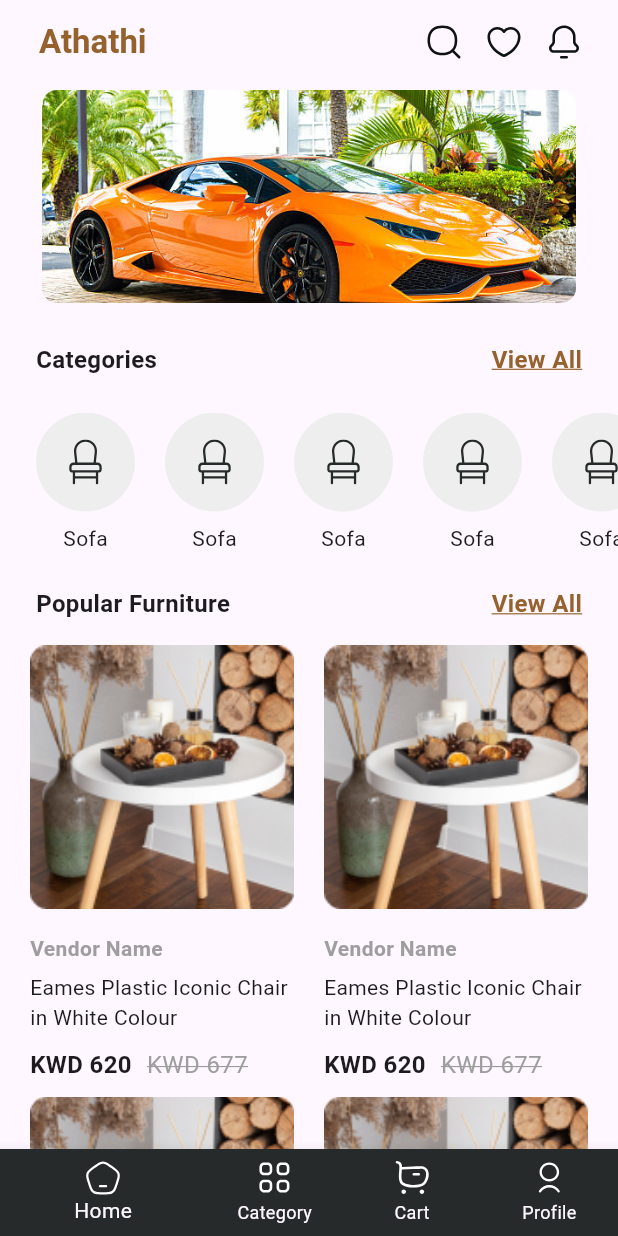
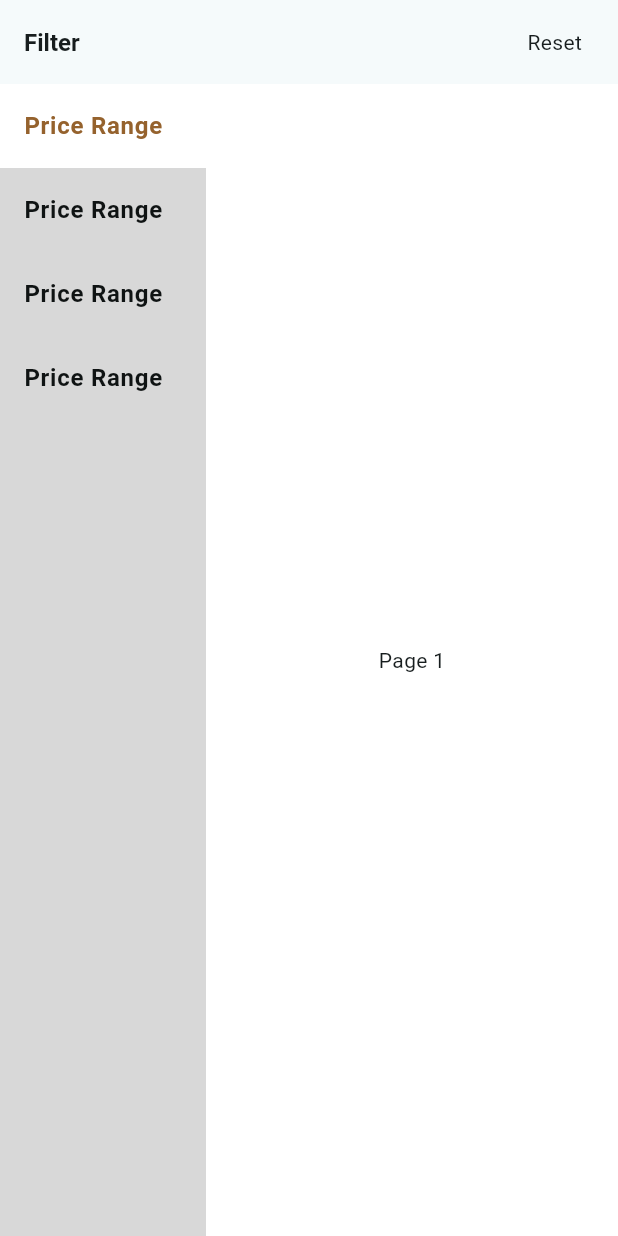
Before and after one commit to Kuldipmaheta/base_furniture, a Flutter app: the screen it shows after launch, on a phone screen of 412 x 824 dp. Run offline on Flutter 3.47's test engine with Material 3 defaults, Android fonts, the phone set to English and light mode, and no system bars; our stand-ins replace carousel_slider, flutter_svg, get, shared_preferences, signature.

Commit message:
pageview update

```diff
--- a/lib/core/constant/app_colors.dart
+++ b/lib/core/constant/app_colors.dart
@@ -8,4 +8,5 @@ class AppColors {
   static const Color kSecondaryColor = Color(0xffEEE2CA);
   static const Color kWhiteColor = Color(0xFFFFFFFF);
   static const Color kGrey100 = Color(0xFFD8D8D8);
+  static const Color kBlack400 = Color(0xFF0F1313);
 }
--- a/lib/core/constant/strings.dart
+++ b/lib/core/constant/strings.dart
@@ -32,6 +32,14 @@ class AppLabels {
   static const ratingLtoH = 'Price: Low to High';
   static const ratingHtoL = 'Price: High to Low';
 
+  // filter
+  static const priceRange = 'Price Range';
+  static const discount = 'Discount';
+  static const vendor = 'Vendor';
+  static const reset = 'Reset';
+  static const close = 'Close';
+  static const apply = 'Apply';
+
   //category
   static const String category = 'Category';
   static const String chair = "Chair";
--- /dev/null
+++ b/lib/features/dashboard/products/screens/filter_screen.dart
@@ -0,0 +1,136 @@
+import 'package:flutter/material.dart';
+import 'package:furniture/core/constant/app_colors.dart';
+import 'package:furniture/core/constant/strings.dart';
+
+import 'package:furniture/design/utils/custom_text.dart';
+
+import '../../../../design/utils/gap.dart';
+
+class FilterScreen extends StatefulWidget {
+  const FilterScreen({super.key});
+
+  @override
+  State<FilterScreen> createState() => _FilterScreenState();
+}
+
+class _FilterScreenState extends State<FilterScreen> {
+  List<Widget> list = <Widget>[
+    // Center(child: FavoritesScreen()),
+    // Center(child: ProductListScreen()),
+    // Center(child: MyOrdersScreen()),
+    Center(child: Text('Page 1')),
+    Center(child: Text('Page 2')),
+    Center(child: Text('Page 3')),
+    Center(child: Text('Page 4')),
+  ];
+  int current = 0;
+
+  double startValue = 0.0;
+  double endValue = 30.0;
+  int selectedIndex = 0;
+  // bool selected = false;
+  PageController controller = PageController();
+
+  @override
+  Widget build(BuildContext context) {
+    return Scaffold(
+      backgroundColor: AppColors.kWhiteColor,
+      appBar: AppBar(
+        title: Text(
+          AppLabels.filter,
+          style: CustomUiText.semiSize16,
+        ),
+        actions: [
+          Text(AppLabels.reset),
+          Gap.gapW24,
+        ],
+      ),
+      body: Row(
+        crossAxisAlignment: CrossAxisAlignment.start,
+        children: [
+          Column(
+            children: [
+              Expanded(
+                child: Container(
+                  // margin: EdgeInsets.only(left: 24),
+                  color: AppColors.kGrey100,
+                  width: MediaQuery.of(context).size.width / 3,
+                  // height: MediaQuery.of(context).size.height,
+                  child: ListView.builder(
+                    itemCount: 4,
+                    itemBuilder: (context, index) {
+                      return Container(
+                        color: index == selectedIndex ? AppColors.kWhiteColor : AppColors.kGrey100,
+                        child: ListTile(
+                          // tileColor: index == 3 ? Colors.blue : Colors.red,
+                          selected: index == selectedIndex,
+                          selectedColor: AppColors.kPrimaryColor,
+                          textColor: AppColors.kBlack400,
+                          onTap: () {
+                            setState(() {
+                              print('price.. $selectedIndex');
+                              selectedIndex = index;
+                              controller.jumpToPage(index);
+                            });
+                          },
+                          title: const Text(AppLabels.priceRange
+                              // + index.toString(),
+                              // selectionColor: Colors.white,
+                              ),
+                          // subtitle: Text('data'),
+                        ),
+                      );
+                    },
+                  ),
+                ),
+              ),
+            ],
+          ),
+          /*Expanded(
+            child: SingleChildScrollView(
+              physics: AlwaysScrollableScrollPhysics(),
+              scrollDirection: Axis.vertical,
+              child: Padding(
+                padding: const EdgeInsets.only(left: 24.0, top: 24),
+                child: Column(
+                  crossAxisAlignment: CrossAxisAlignment.start,
+                  children: [
+                    Text('KWD 0-KWD 2000'),
+                    Container(
+                      // color: Colors.red,
+                      child: RangeSlider(
+                          activeColor: AppColors.kPrimaryColor,
+                          min: 0,
+                          max: 50,
+                          values: RangeValues(startValue, endValue),
+                          onChanged: (values) {
+                            setState(() {
+                              startValue = values.start;
+                              endValue = values.end;
+                            });
+                          }),
+                    )
+                  ],
+                ),
+              ),
+            ),
+          ),*/
+          Expanded(
+              child: PageView(
+            // reverse: true,
+            controller: controller,
+            children: list,
+            onPageChanged: (index) {
+              print("object $index");
+              current = index;
+              setState(() {
+                selectedIndex = index;
+                controller.jumpToPage(index);
+              });
+            },
+          )),
+        ],
+      ),
+    );
+  }
+}
--- a/lib/main.dart
+++ b/lib/main.dart
@@ -1,12 +1,15 @@
+import 'package:furniture/core/constant/app_colors.dart';
 import 'package:furniture/features/dashboard/products/screens/product_list_screen.dart';
 import 'package:furniture/practice/search_empty_screen.dart';
 import 'package:furniture/practice/getx/shopping_page.dart';
+import 'package:furniture/practice/signature_page.dart';
 import 'core/constant/strings.dart';
 import 'design/my_orders_screen.dart';
 import 'design/profile_screen.dart';
 import 'design/profile_setup.dart';
 import 'export.dart';
 import 'features/dashboard/category/screens/category_screen.dart';
+import 'features/dashboard/products/screens/filter_screen.dart';
 
 void main() {
   runApp(const MyApp());
@@ -23,11 +26,7 @@ class MyApp extends StatelessWidget {
       title: 'Flutter Demo',
       theme: ThemeData(
         textTheme: TextTheme(
-          bodyLarge: TextStyle(
-            fontSize: 18,fontWeight: FontWeight.bold
-          ),
-          bodySmall: TextStyle(fontSize: 14)
-        ),
+            bodyLarge: TextStyle(fontSize: 16, fontWeight: FontWeight.bold), bodySmall: TextStyle(fontSize: 14)),
         // dividerColor: Colors.transparent,
         // primarySwatch: Colors.blue,
         /*elevatedButtonTheme: ElevatedButtonThemeData(
@@ -37,19 +36,17 @@ class MyApp extends StatelessWidget {
               backgroundColor: Color(0xFF95622D),
               foregroundColor: Colors.white),
         ),*/
-        colorScheme: ColorScheme.fromSeed(seedColor: Colors.deepPurple),
+        colorScheme: ColorScheme.fromSeed(seedColor: AppColors.kWhiteColor),
         useMaterial3: true,
       ),
       // home: const SplashScreen(),
       initialRoute: AppRoutes.initialRoute,
       routes: {
-        AppRoutes.initialRoute: (context) => const HomeScreen(),
-        AppRoutes.lastRoute:(context) => const ShoppingPage(),
-        AppRoutes.productListScreen:(context) => const ProductListScreen(),
+        AppRoutes.initialRoute: (context) => const FilterScreen(),
+        AppRoutes.lastRoute: (context) => const ShoppingPage(),
+        AppRoutes.productListScreen: (context) => const ProductListScreen(),
         // '/second': (context) => const Welcome2Screen(),
-
       },
     );
-
   }
 }
--- a/pubspec.yaml
+++ b/pubspec.yaml
@@ -39,6 +39,7 @@ dependencies:
   shared_preferences: ^2.3.3
   flutter_svg: ^2.0.16
   get: ^4.6.6
+  signature: ^5.5.0
 #  connectivity_plus: ^6.1.0
 #  internet_availability: ^0.0.5
 
```
Also changed, not shown: lib/design/utils/widgets/custom_filter_item.dart (added, +13 -0 lines), lib/practice/signature_page.dart (added, +74 -0 lines), pubspec.lock.
